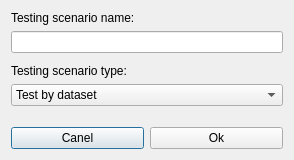
The window that DialogUi/NewTestScnDialog.ui (kacerpetr/NNCreator) describes before a commit, drawn with Qt 5.
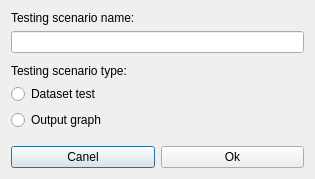
The same window after the commit.

What changed in the file:
```diff
--- a/DialogUi/NewTestScnDialog.ui
+++ b/DialogUi/NewTestScnDialog.ui
@@ -6,8 +6,8 @@
    <rect>
     <x>0</x>
     <y>0</y>
-    <width>294</width>
-    <height>160</height>
+    <width>315</width>
+    <height>179</height>
    </rect>
   </property>
   <property name="windowTitle">
@@ -54,22 +54,23 @@
     </widget>
    </item>
    <item>
-    <widget class="QComboBox" name="scenarioTypeBox">
-     <item>
+    <widget class="QRadioButton" name="datasetTestBtn">
       <property name="text">
-       <string>Test by dataset</string>
-      </property>
+      <string>Dataset test</string>
+     </property>
+     <attribute name="buttonGroup">
+      <string notr="true">buttonGroup</string>
+     </attribute>
+    </widget>
      </item>
      <item>
+    <widget class="QRadioButton" name="outputGraphBtn">
       <property name="text">
-       <string>Output space graph</string>
-      </property>
-     </item>
-     <item>
-      <property name="text">
-       <string>Testing script</string>
-      </property>
-     </item>
+      <string>Output graph</string>
+     </property>
+     <attribute name="buttonGroup">
+      <string notr="true">buttonGroup</string>
+     </attribute>
     </widget>
    </item>
    <item>
```
Left out of the diff: 3 changed lines with no effect on the pictures. Lines whose indentation alone changed are shown as unchanged.
